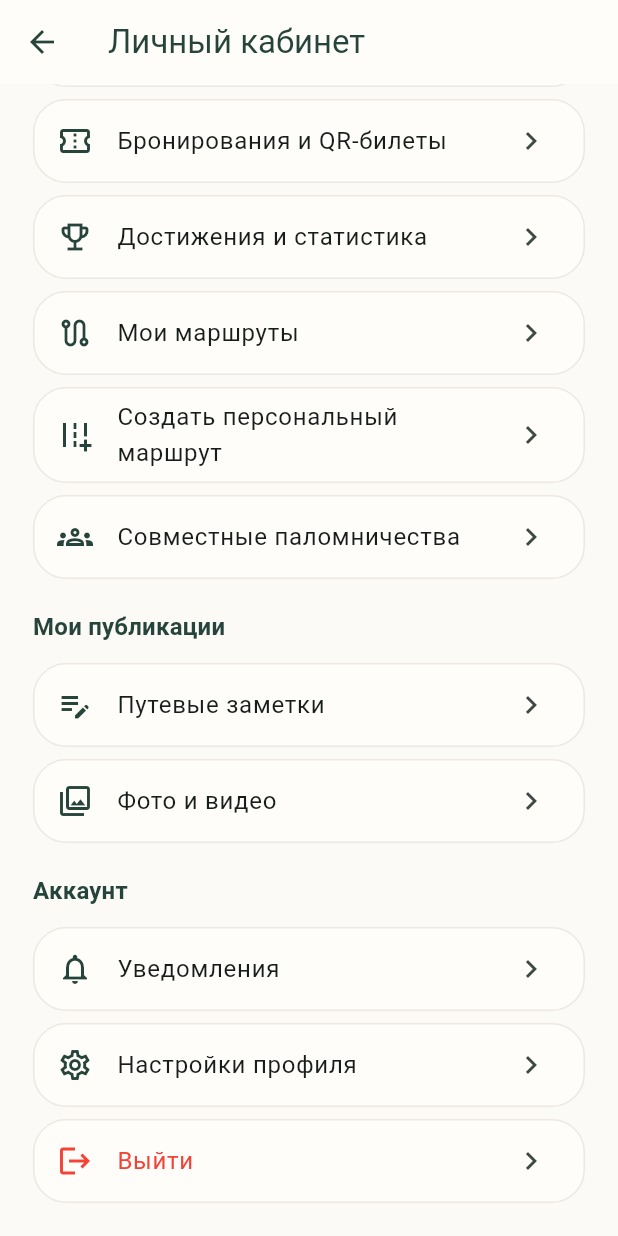
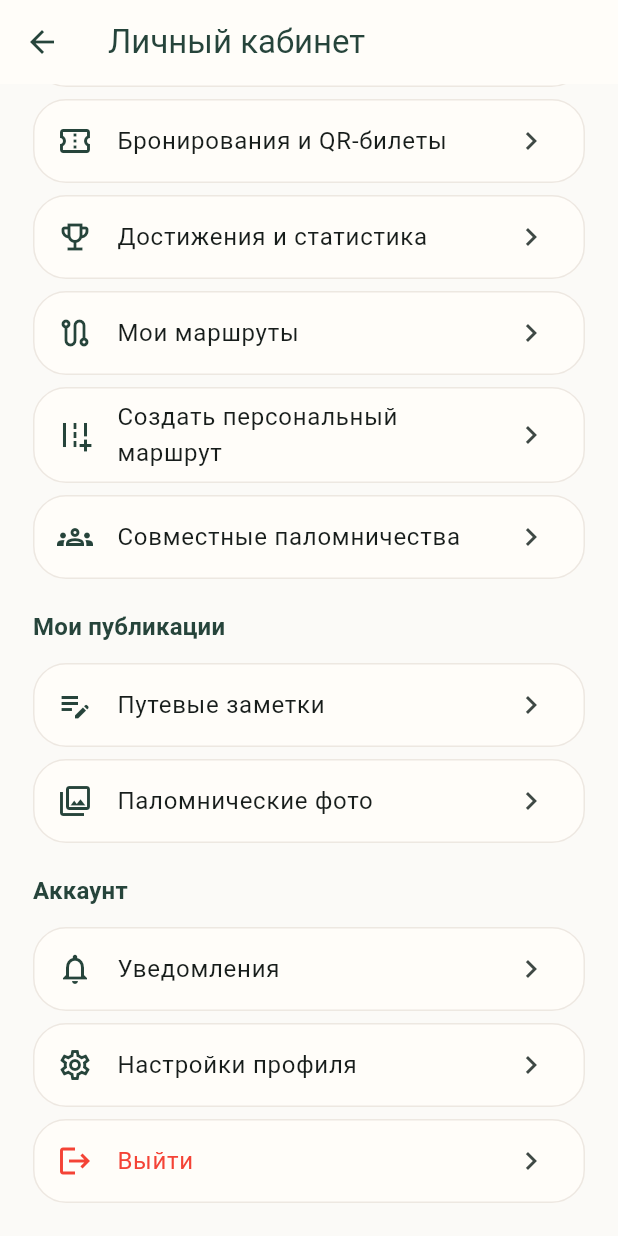
Before and after one commit to asbcorp24/palomnik, a Flutter app: the EnhancedProfileTab screen opened directly with empty values, scrolled down 256 dp, on a phone screen of 412 x 824 dp. Run offline on Flutter 3.47's test engine with Material 3 defaults, Android fonts, the phone set to English and light mode, and no system bars; our stand-ins replace dio, firebase_core, firebase_messaging, flutter_local_notifications, flutter_secure_storage, geolocator and 4 more; missing offline and left inert: maplibre, yandex_mapkit; accounts and stored records are empty; statements that could not run were skipped.

Commit message:
feat(photos): open pilgrimage photo library from app profile

```diff
--- a/mobile/lib/src/screens/enhanced_root_shell.dart
+++ b/mobile/lib/src/screens/enhanced_root_shell.dart
@@ -6,6 +6,7 @@
 import 'app_sections.dart';
 import 'content_features.dart';
 import 'maplibre_map.dart';
+import 'pilgrimage_photos.dart';
 import 'user_features.dart';
 
 class EnhancedRootShell extends StatefulWidget {
@@ -99,7 +100,7 @@
           ProfileAction(icon: Icons.groups_outlined, title: 'Совместные паломничества', onTap: () => _open(context, const TogetherScreen())),
           _section(context, 'Мои публикации'),
           ProfileAction(icon: Icons.edit_note, title: 'Путевые заметки', onTap: () => _open(context, const MyPostsScreen())),
-          ProfileAction(icon: Icons.photo_library_outlined, title: 'Фото и видео', onTap: () => _open(context, const MediaScreen())),
+          ProfileAction(icon: Icons.photo_library_outlined, title: 'Паломнические фото', onTap: () => _open(context, const PilgrimagePhotosScreen())),
           _section(context, 'Аккаунт'),
           ProfileAction(icon: Icons.notifications_none, title: 'Уведомления', onTap: () => _open(context, const NotificationsScreen())),
           ProfileAction(icon: Icons.settings_outlined, title: 'Настройки профиля', onTap: () => _open(context, ProfileSettingsScreen(session: session))),
```
